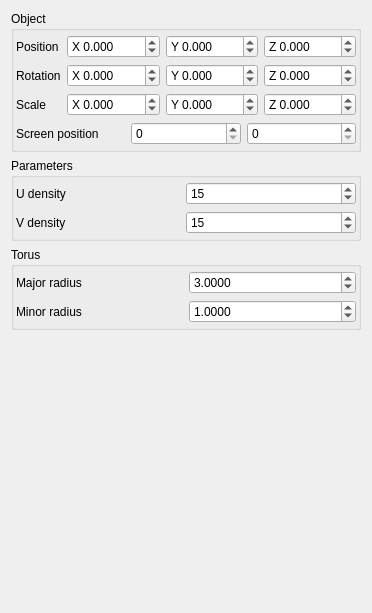
Above: Controls/controls.ui from VenMolom/GeometricModeling before the change. Below: the same form after it.
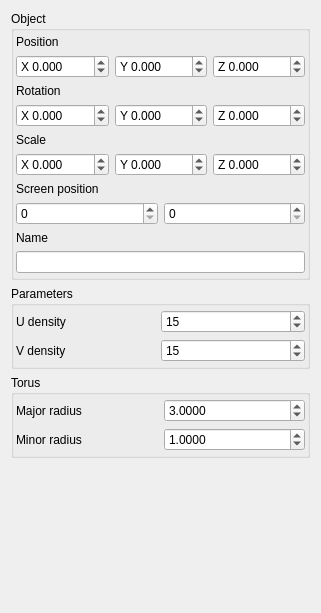
That is the form after the change.

Patch:
```diff
--- a/Controls/controls.ui
+++ b/Controls/controls.ui
@@ -6,7 +6,7 @@
    <rect>
     <x>0</x>
     <y>0</y>
-    <width>352</width>
+    <width>301</width>
     <height>613</height>
    </rect>
   </property>
@@ -236,201 +236,7 @@
       <property name="bottomMargin">
        <number>4</number>
       </property>
-      <item row="2" column="0" colspan="3">
-       <widget class="QFrame" name="rotationFrame">
-        <property name="frameShape">
-         <enum>QFrame::NoFrame</enum>
-        </property>
-        <property name="frameShadow">
-         <enum>QFrame::Raised</enum>
-        </property>
-        <layout class="QGridLayout" name="gridLayout_8">
-         <property name="leftMargin">
-          <number>0</number>
-         </property>
-         <property name="topMargin">
-          <number>0</number>
-         </property>
-         <property name="rightMargin">
-          <number>0</number>
-         </property>
-         <property name="bottomMargin">
-          <number>0</number>
-         </property>
-         <item row="0" column="0">
-          <widget class="QLabel" name="rotationLabel">
-           <property name="text">
-            <string>Rotation</string>
-           </property>
-          </widget>
-         </item>
-         <item row="0" column="1">
-          <widget class="QDoubleSpinBox" name="rotX">
-           <property name="sizePolicy">
-            <sizepolicy hsizetype="Preferred" vsizetype="Fixed">
-             <horstretch>0</horstretch>
-             <verstretch>0</verstretch>
-            </sizepolicy>
-           </property>
-           <property name="prefix">
-            <string>X </string>
-           </property>
-           <property name="decimals">
-            <number>3</number>
-           </property>
-           <property name="minimum">
-            <double>-1000.000000000000000</double>
-           </property>
-           <property name="maximum">
-            <double>1000.000000000000000</double>
-           </property>
-          </widget>
-         </item>
-         <item row="0" column="2">
-          <widget class="QDoubleSpinBox" name="rotY">
-           <property name="sizePolicy">
-            <sizepolicy hsizetype="Preferred" vsizetype="Fixed">
-             <horstretch>0</horstretch>
-             <verstretch>0</verstretch>
-            </sizepolicy>
-           </property>
-           <property name="prefix">
-            <string>Y </string>
-           </property>
-           <property name="decimals">
-            <number>3</number>
-           </property>
-           <property name="minimum">
-            <double>-1000.000000000000000</double>
-           </property>
-           <property name="maximum">
-            <double>1000.000000000000000</double>
-           </property>
-          </widget>
-         </item>
-         <item row="0" column="3">
-          <widget class="QDoubleSpinBox" name="rotZ">
-           <property name="sizePolicy">
-            <sizepolicy hsizetype="Preferred" vsizetype="Fixed">
-             <horstretch>0</horstretch>
-             <verstretch>0</verstretch>
-            </sizepolicy>
-           </property>
-           <property name="prefix">
-            <string>Z </string>
-           </property>
-           <property name="decimals">
-            <number>3</number>
-           </property>
-           <property name="minimum">
-            <double>-1000.000000000000000</double>
-           </property>
-           <property name="maximum">
-            <double>1000.000000000000000</double>
-           </property>
-          </widget>
-         </item>
-        </layout>
-       </widget>
-      </item>
-      <item row="0" column="0" colspan="3">
-       <widget class="QFrame" name="positionFrame">
-        <property name="frameShape">
-         <enum>QFrame::NoFrame</enum>
-        </property>
-        <property name="frameShadow">
-         <enum>QFrame::Raised</enum>
-        </property>
-        <layout class="QGridLayout" name="gridLayout_7">
-         <property name="leftMargin">
-          <number>0</number>
-         </property>
-         <property name="topMargin">
-          <number>0</number>
-         </property>
-         <property name="rightMargin">
-          <number>0</number>
-         </property>
-         <property name="bottomMargin">
-          <number>0</number>
-         </property>
-         <item row="0" column="0">
-          <widget class="QLabel" name="posLabel">
-           <property name="text">
-            <string>Position</string>
-           </property>
-          </widget>
-         </item>
-         <item row="0" column="1">
-          <widget class="QDoubleSpinBox" name="posX">
-           <property name="sizePolicy">
-            <sizepolicy hsizetype="Preferred" vsizetype="Fixed">
-             <horstretch>0</horstretch>
-             <verstretch>0</verstretch>
-            </sizepolicy>
-           </property>
-           <property name="prefix">
-            <string>X </string>
-           </property>
-           <property name="decimals">
-            <number>3</number>
-           </property>
-           <property name="minimum">
-            <double>-1000.000000000000000</double>
-           </property>
-           <property name="maximum">
-            <double>1000.000000000000000</double>
-           </property>
-          </widget>
-         </item>
-         <item row="0" column="2">
-          <widget class="QDoubleSpinBox" name="posY">
-           <property name="sizePolicy">
-            <sizepolicy hsizetype="Preferred" vsizetype="Fixed">
-             <horstretch>0</horstretch>
-             <verstretch>0</verstretch>
-            </sizepolicy>
-           </property>
-           <property name="prefix">
-            <string>Y </string>
-           </property>
-           <property name="decimals">
-            <number>3</number>
-           </property>
-           <property name="minimum">
-            <double>-1000.000000000000000</double>
-           </property>
-           <property name="maximum">
-            <double>1000.000000000000000</double>
-           </property>
-          </widget>
-         </item>
-         <item row="0" column="3">
-          <widget class="QDoubleSpinBox" name="posZ">
-           <property name="sizePolicy">
-            <sizepolicy hsizetype="Preferred" vsizetype="Fixed">
-             <horstretch>0</horstretch>
-             <verstretch>0</verstretch>
-            </sizepolicy>
-           </property>
-           <property name="prefix">
-            <string>Z </string>
-           </property>
-           <property name="decimals">
-            <number>3</number>
-           </property>
-           <property name="minimum">
-            <double>-1000.000000000000000</double>
-           </property>
-           <property name="maximum">
-            <double>1000.000000000000000</double>
-           </property>
-          </widget>
-         </item>
-        </layout>
-       </widget>
-      </item>
-      <item row="3" column="0" colspan="3">
+      <item row="3" column="0" colspan="2">
        <widget class="QFrame" name="scaleFrame">
         <property name="frameShape">
          <enum>QFrame::NoFrame</enum>
@@ -451,8 +257,8 @@
          <property name="bottomMargin">
           <number>0</number>
          </property>
-         <item row="0" column="2">
-          <widget class="QDoubleSpinBox" name="scaleY">
+         <item row="1" column="3">
+          <widget class="QDoubleSpinBox" name="scaleZ">
            <property name="sizePolicy">
             <sizepolicy hsizetype="Preferred" vsizetype="Fixed">
              <horstretch>0</horstretch>
@@ -460,7 +266,7 @@
             </sizepolicy>
            </property>
            <property name="prefix">
-            <string>Y </string>
+            <string>Z </string>
            </property>
            <property name="decimals">
             <number>3</number>
@@ -473,7 +279,7 @@
            </property>
           </widget>
          </item>
-         <item row="0" column="1">
+         <item row="1" column="1">
           <widget class="QDoubleSpinBox" name="scaleX">
            <property name="sizePolicy">
             <sizepolicy hsizetype="Preferred" vsizetype="Fixed">
@@ -495,39 +301,39 @@
            </property>
           </widget>
          </item>
-         <item row="0" column="0">
+         <item row="1" column="2">
+          <widget class="QDoubleSpinBox" name="scaleY">
+           <property name="sizePolicy">
+            <sizepolicy hsizetype="Preferred" vsizetype="Fixed">
+             <horstretch>0</horstretch>
+             <verstretch>0</verstretch>
+            </sizepolicy>
+           </property>
+           <property name="prefix">
+            <string>Y </string>
+           </property>
+           <property name="decimals">
+            <number>3</number>
+           </property>
+           <property name="minimum">
+            <double>-1000.000000000000000</double>
+           </property>
+           <property name="maximum">
+            <double>1000.000000000000000</double>
+           </property>
+          </widget>
+         </item>
+         <item row="0" column="1">
           <widget class="QLabel" name="scaleLabel">
            <property name="text">
             <string>Scale</string>
            </property>
           </widget>
          </item>
-         <item row="0" column="3">
-          <widget class="QDoubleSpinBox" name="scaleZ">
-           <property name="sizePolicy">
-            <sizepolicy hsizetype="Preferred" vsizetype="Fixed">
-             <horstretch>0</horstretch>
-             <verstretch>0</verstretch>
-            </sizepolicy>
-           </property>
-           <property name="prefix">
-            <string>Z </string>
-           </property>
-           <property name="decimals">
-            <number>3</number>
-           </property>
-           <property name="minimum">
-            <double>-1000.000000000000000</double>
-           </property>
-           <property name="maximum">
-            <double>1000.000000000000000</double>
-           </property>
-          </widget>
-         </item>
         </layout>
        </widget>
       </item>
-      <item row="4" column="0" colspan="3">
+      <item row="4" column="0" colspan="2">
        <widget class="QFrame" name="screenPosFrame">
         <property name="frameShape">
          <enum>QFrame::NoFrame</enum>
@@ -548,24 +354,262 @@
          <property name="bottomMargin">
           <number>0</number>
          </property>
-         <item row="0" column="2">
+         <item row="1" column="2">
           <widget class="QSpinBox" name="screenPosX">
            <property name="maximum">
             <number>10000</number>
            </property>
           </widget>
          </item>
-         <item row="0" column="0">
+         <item row="1" column="1">
+          <widget class="QSpinBox" name="screenPosY">
+           <property name="maximum">
+            <number>10000</number>
+           </property>
+          </widget>
+         </item>
+         <item row="0" column="1">
           <widget class="QLabel" name="screenPosLabel">
            <property name="text">
             <string>Screen position</string>
            </property>
           </widget>
          </item>
+        </layout>
+       </widget>
+      </item>
+      <item row="0" column="0" colspan="2">
+       <widget class="QFrame" name="positionFrame">
+        <property name="frameShape">
+         <enum>QFrame::NoFrame</enum>
+        </property>
+        <property name="frameShadow">
+         <enum>QFrame::Raised</enum>
+        </property>
+        <layout class="QGridLayout" name="gridLayout_7">
+         <property name="leftMargin">
+          <number>0</number>
+         </property>
+         <property name="topMargin">
+          <number>0</number>
+         </property>
+         <property name="rightMargin">
+          <number>0</number>
+         </property>
+         <property name="bottomMargin">
+          <number>0</number>
+         </property>
+         <item row="1" column="3">
+          <widget class="QDoubleSpinBox" name="posZ">
+           <property name="sizePolicy">
+            <sizepolicy hsizetype="Preferred" vsizetype="Fixed">
+             <horstretch>0</horstretch>
+             <verstretch>0</verstretch>
+            </sizepolicy>
+           </property>
+           <property name="prefix">
+            <string>Z </string>
+           </property>
+           <property name="decimals">
+            <number>3</number>
+           </property>
+           <property name="minimum">
+            <double>-1000.000000000000000</double>
+           </property>
+           <property name="maximum">
+            <double>1000.000000000000000</double>
+           </property>
+          </widget>
+         </item>
+         <item row="1" column="2">
+          <widget class="QDoubleSpinBox" name="posY">
+           <property name="sizePolicy">
+            <sizepolicy hsizetype="Preferred" vsizetype="Fixed">
+             <horstretch>0</horstretch>
+             <verstretch>0</verstretch>
+            </sizepolicy>
+           </property>
+           <property name="prefix">
+            <string>Y </string>
+           </property>
+           <property name="decimals">
+            <number>3</number>
+           </property>
+           <property name="minimum">
+            <double>-1000.000000000000000</double>
+           </property>
+           <property name="maximum">
+            <double>1000.000000000000000</double>
+           </property>
+          </widget>
+         </item>
+         <item row="1" column="1">
+          <widget class="QDoubleSpinBox" name="posX">
+           <property name="sizePolicy">
+            <sizepolicy hsizetype="Preferred" vsizetype="Fixed">
+             <horstretch>0</horstretch>
+             <verstretch>0</verstretch>
+            </sizepolicy>
+           </property>
+           <property name="prefix">
+            <string>X </string>
+           </property>
+           <property name="decimals">
+            <number>3</number>
+           </property>
+           <property name="minimum">
+            <double>-1000.000000000000000</double>
+           </property>
+           <property name="maximum">
+            <double>1000.000000000000000</double>
+           </property>
+          </widget>
+         </item>
          <item row="0" column="1">
-          <widget class="QSpinBox" name="screenPosY">
+          <widget class="QLabel" name="posLabel">
+           <property name="text">
+            <string>Position</string>
+           </property>
+          </widget>
+         </item>
+        </layout>
+       </widget>
+      </item>
+      <item row="2" column="0" colspan="2">
+       <widget class="QFrame" name="rotationFrame">
+        <property name="frameShape">
+         <enum>QFrame::NoFrame</enum>
+        </property>
+        <property name="frameShadow">
+         <enum>QFrame::Raised</enum>
+        </property>
+        <layout class="QGridLayout" name="gridLayout_8">
+         <property name="leftMargin">
+          <number>0</number>
+         </property>
+         <property name="topMargin">
+          <number>0</number>
+         </property>
+         <property name="rightMargin">
+          <number>0</number>
+         </property>
+         <property name="bottomMargin">
+          <number>0</number>
+         </property>
+         <item row="1" column="2">
+          <widget class="QDoubleSpinBox" name="rotY">
+           <property name="sizePolicy">
+            <sizepolicy hsizetype="Preferred" vsizetype="Fixed">
+             <horstretch>0</horstretch>
+             <verstretch>0</verstretch>
+            </sizepolicy>
+           </property>
+           <property name="prefix">
+            <string>Y </string>
+           </property>
+           <property name="decimals">
+            <number>3</number>
+           </property>
+           <property name="minimum">
+            <double>-1000.000000000000000</double>
+           </property>
            <property name="maximum">
-            <number>10000</number>
+            <double>1000.000000000000000</double>
+           </property>
+          </widget>
+         </item>
+         <item row="1" column="3">
+          <widget class="QDoubleSpinBox" name="rotZ">
+           <property name="sizePolicy">
+            <sizepolicy hsizetype="Preferred" vsizetype="Fixed">
+             <horstretch>0</horstretch>
+             <verstretch>0</verstretch>
+            </sizepolicy>
+           </property>
+           <property name="prefix">
+            <string>Z </string>
+           </property>
+           <property name="decimals">
+            <number>3</number>
+           </property>
+           <property name="minimum">
+            <double>-1000.000000000000000</double>
+           </property>
+           <property name="maximum">
+            <double>1000.000000000000000</double>
+           </property>
+          </widget>
+         </item>
+         <item row="1" column="1">
+          <widget class="QDoubleSpinBox" name="rotX">
+           <property name="sizePolicy">
+            <sizepolicy hsizetype="Preferred" vsizetype="Fixed">
+             <horstretch>0</horstretch>
+             <verstretch>0</verstretch>
+            </sizepolicy>
+           </property>
+           <property name="prefix">
+            <string>X </string>
+           </property>
+           <property name="decimals">
+            <number>3</number>
+           </property>
+           <property name="minimum">
+            <double>-1000.000000000000000</double>
+           </property>
+           <property name="maximum">
+            <double>1000.000000000000000</double>
+           </property>
+          </widget>
+         </item>
+         <item row="0" column="1">
+          <widget class="QLabel" name="rotationLabel">
+           <property name="text">
+            <string>Rotation</string>
+           </property>
+          </widget>
+         </item>
+        </layout>
+       </widget>
+      </item>
+      <item row="5" column="0" colspan="2">
+       <widget class="QFrame" name="nameFrame">
+        <property name="frameShape">
+         <enum>QFrame::NoFrame</enum>
+        </property>
+        <property name="frameShadow">
+         <enum>QFrame::Raised</enum>
+        </property>
+        <layout class="QGridLayout" name="gridLayout_11">
+         <property name="leftMargin">
+          <number>0</number>
+         </property>
+         <property name="topMargin">
+          <number>0</number>
+         </property>
+         <property name="rightMargin">
+          <number>0</number>
+         </property>
+         <property name="bottomMargin">
+          <number>0</number>
+         </property>
+         <item row="0" column="0">
+          <widget class="QLabel" name="nameLabel">
+           <property name="text">
+            <string>Name</string>
+           </property>
+          </widget>
+         </item>
+         <item row="1" column="0">
+          <widget class="QLineEdit" name="nameEdit">
+           <property name="sizePolicy">
+            <sizepolicy hsizetype="Preferred" vsizetype="Fixed">
+             <horstretch>0</horstretch>
+             <verstretch>0</verstretch>
+            </sizepolicy>
+           </property>
+           <property name="maxLength">
+            <number>64</number>
            </property>
           </widget>
          </item>
```
